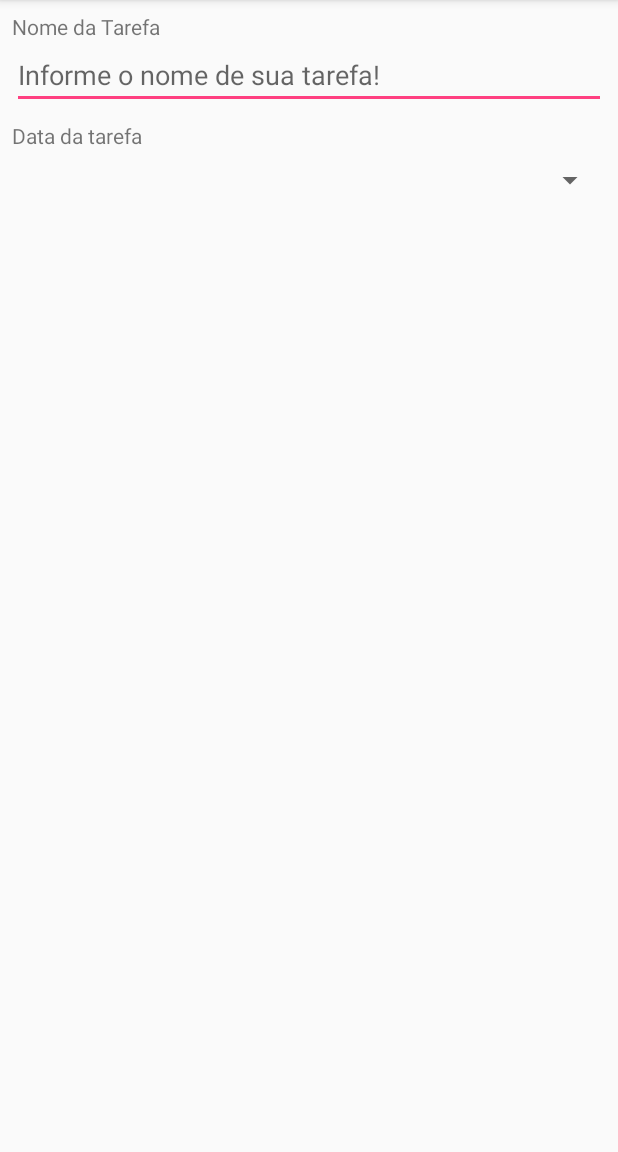
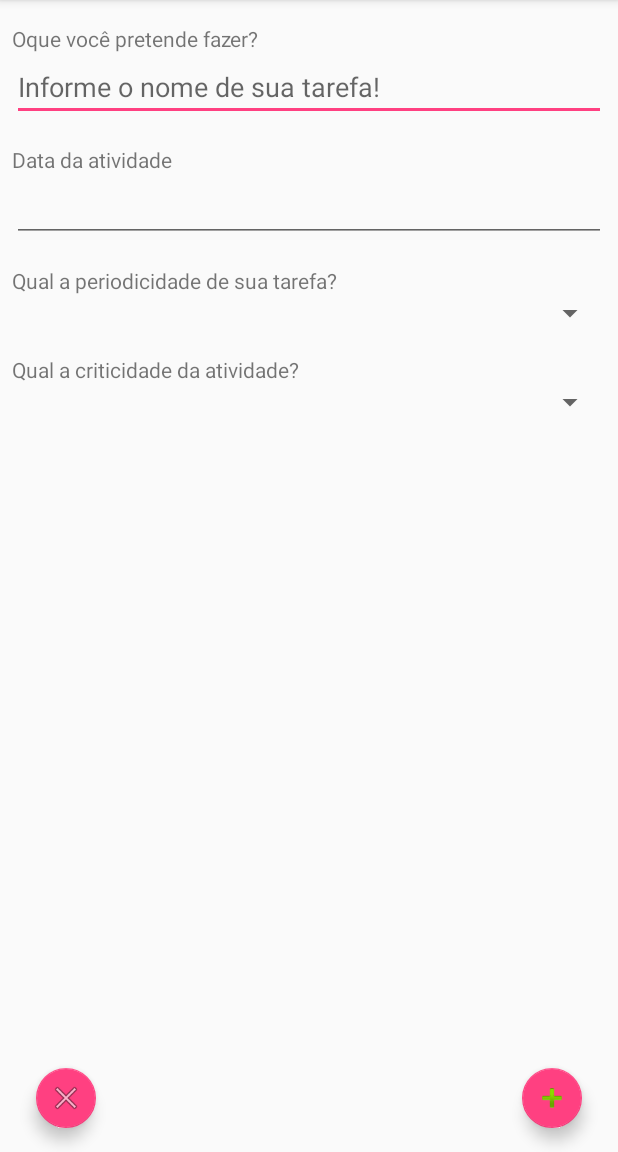
Before and after one commit to MaykonOliveira/AnschaDO-Tasks-To-DO, an Android app: the screen it shows after launch (CadastroTarefa), after a tap on an icon or button, on a phone screen of 412 x 824 dp, the part 84-1236 px from its top. Run offline under Robolectric (Android 15) with nearby library versions, the phone set to English and light mode, and no system bars.

Commit message:
Ajustado layout de Cadastro

```diff
--- a/app/src/main/java/com/example/maykon/exemplos/CadastroTarefa.java
+++ b/app/src/main/java/com/example/maykon/exemplos/CadastroTarefa.java
@@ -1,13 +1,71 @@
 package com.example.maykon.exemplos;
 
+import android.app.DatePickerDialog;
+import android.content.Context;
+import android.icu.util.Calendar;
 import android.support.v7.app.AppCompatActivity;
 import android.os.Bundle;
+import android.view.View;
+import android.view.inputmethod.InputMethodManager;
+import android.widget.DatePicker;
+import android.widget.EditText;
 
 public class CadastroTarefa extends AppCompatActivity {
+
+    private EditText edit_DataCadastro;
 
     @Override
     protected void onCreate(Bundle savedInstanceState) {
         super.onCreate(savedInstanceState);
         setContentView(R.layout.activity_cadastro_tarefa);
+
+        edit_DataCadastro = (EditText) findViewById(R.id.edit_DataCadastro);
+
+        ExibeDataListener listener = new ExibeDataListener();
+        edit_DataCadastro.setOnClickListener(listener);
+        edit_DataCadastro.setOnFocusChangeListener(listener);
     }
+
+    public static void hideKeyboard(Context context, View editText) {
+        InputMethodManager imm = (InputMethodManager) context.getSystemService(Context.INPUT_METHOD_SERVICE);
+        imm.hideSoftInputFromWindow(editText.getWindowToken(), 0);
+    }
+
+    private void exibeData(){
+
+        Calendar calendar = Calendar.getInstance();
+
+        int ano = calendar.get(Calendar.YEAR);
+        int mes = calendar.get(Calendar.MONTH);
+        int dia = calendar.get(Calendar.DAY_OF_MONTH);
+
+        DatePickerDialog dlg = new DatePickerDialog(this, new SelecionaDataListener(), ano, mes, dia);
+        dlg.show();
+    }
+
+    private class ExibeDataListener implements View.OnClickListener, View.OnFocusChangeListener{
+
+        @Override
+        public void onClick(View v) {
+            exibeData();
+        }
+
+        @Override
+        public void onFocusChange(View v, boolean hasFocus) {
+            exibeData();
+        }
+    }
+
+    private class SelecionaDataListener implements DatePickerDialog.OnDateSetListener{
+
+        @Override
+        public void onDateSet(DatePicker view, int year, int month, int dayOfMonth) {
+
+            String dt = com.example.maykon.exemplos.DateUtils.dateToString(year, month, dayOfMonth);
+//            Date data = com.example.maykon.exemplos.DateUtils.getDate(year, month, dayOfMonth);
+
+            edit_DataCadastro.setText(dt);
+        }
+    }
+
 }
--- /dev/null
+++ b/app/src/main/java/com/example/maykon/exemplos/DateUtils.java
@@ -0,0 +1,35 @@
+package com.example.maykon.exemplos;
+
+
+import java.text.DateFormat;
+import java.util.Calendar;
+import java.util.Date;
+
+public class DateUtils {
+
+    public static Date getDate(int year, int month, int dayOfMonth) {
+        Calendar calendar = Calendar.getInstance();
+        calendar.set(year, month, dayOfMonth);
+        Date data = calendar.getTime();
+
+        return data;
+    }
+
+    public static String dateToString(int year, int month, int dayOfMonth) {
+        Calendar calendar = Calendar.getInstance();
+        calendar.set(year, month, dayOfMonth);
+        Date data = calendar.getTime();
+
+        DateFormat format = DateFormat.getDateInstance(DateFormat.MEDIUM);
+        String dt = format.format(data);
+
+        return dt;
+    }
+
+    public static String dateToString(Date date) {
+        DateFormat format = DateFormat.getDateInstance(DateFormat.MEDIUM);
+        String dt = format.format(date);
+
+        return dt;
+    }
+}
--- a/app/src/main/java/com/example/maykon/exemplos/MainActivity.java
+++ b/app/src/main/java/com/example/maykon/exemplos/MainActivity.java
@@ -43,6 +43,23 @@ public class MainActivity extends AppCompatActivity {
 
         recyclerView.setHasFixedSize(true);
 
+        listaTarefas.add(new Tarefa("Maykon","Data"));
+        listaTarefas.add(new Tarefa("Maykon","Data"));
+        listaTarefas.add(new Tarefa("Maykon","Data"));
+        listaTarefas.add(new Tarefa("Maykon","Data"));
+        listaTarefas.add(new Tarefa("Maykon","Data"));
+        listaTarefas.add(new Tarefa("Maykon","Data"));
+        listaTarefas.add(new Tarefa("Maykon","Data"));
+        listaTarefas.add(new Tarefa("Maykon","Data"));
+        listaTarefas.add(new Tarefa("Maykon","Data"));
+        listaTarefas.add(new Tarefa("Maykon","Data"));
+        listaTarefas.add(new Tarefa("Maykon","Data"));
+        listaTarefas.add(new Tarefa("Maykon","Data"));
+        listaTarefas.add(new Tarefa("Maykon","Data"));
+        listaTarefas.add(new Tarefa("Maykon","Data"));
+        listaTarefas.add(new Tarefa("Maykon","Data"));
+        listaTarefas.add(new Tarefa("Maykon","Data"));
+
         mAdapter.notifyDataSetChanged();
     }
 
--- a/app/src/main/res/layout/activity_cadastro_tarefa.xml
+++ b/app/src/main/res/layout/activity_cadastro_tarefa.xml
@@ -12,10 +12,10 @@
         android:id="@+id/text_TituloCadastro"
         android:layout_width="match_parent"
         android:layout_height="wrap_content"
-        android:layout_marginTop="8dp"
+        android:layout_marginTop="16dp"
         android:layout_marginLeft="8dp"
         android:layout_marginRight="8dp"
-        android:text="@string/nome_da_tarefa"
+        android:text="@string/oque_voc_pretende_fazer"
         android:layout_alignParentTop="true"/>
 
     <EditText
@@ -33,17 +33,78 @@
         android:layout_height="wrap_content"
         android:layout_marginLeft="8dp"
         android:layout_marginRight="8dp"
-        android:layout_marginTop="8dp"
-        android:text="@string/data_da_tarefa"
+        android:layout_marginTop="16dp"
+        android:text="@string/data_da_atividade"
         android:layout_below="@+id/edit_TituloCadastro"/>
 
-    <Spinner
-        android:id="@+id/spinner2"
+    <EditText
+        android:id="@+id/edit_DataCadastro"
         android:layout_width="match_parent"
         android:layout_height="wrap_content"
         android:layout_below="@+id/text_DataCadastro"
         android:layout_marginLeft="8dp"
         android:layout_marginRight="8dp"
-        android:layout_marginTop="8dp" />
+        android:focusable="false"
+        android:focusableInTouchMode="false"
+        android:inputType="none" />
+
+    <TextView
+        android:id="@+id/text_Periodicidade"
+        android:layout_width="match_parent"
+        android:layout_height="wrap_content"
+        android:layout_marginLeft="8dp"
+        android:layout_marginRight="8dp"
+        android:layout_marginTop="16dp"
+        android:layout_below="@+id/edit_DataCadastro"
+        android:text="@string/qual_a_periodicidade_de_sua_tarefa" />
+
+    <Spinner
+        android:id="@+id/spinner_Periodicidade"
+        android:layout_width="match_parent"
+        android:layout_height="wrap_content"
+        android:layout_marginLeft="8dp"
+        android:layout_marginRight="8dp"
+        android:layout_below="@+id/text_Periodicidade"/>
+
+    <TextView
+        android:id="@+id/text_Criticidade"
+        android:layout_width="match_parent"
+        android:layout_height="wrap_content"
+        android:layout_marginLeft="8dp"
+        android:layout_marginRight="8dp"
+        android:layout_marginTop="16dp"
+        android:layout_below="@+id/spinner_Periodicidade"
+        android:text="@string/qual_a_criticidade_da_atividade"/>
+
+    <Spinner
+        android:id="@+id/spinner_Criticidade"
+        android:layout_width="match_parent"
+        android:layout_height="wrap_content"
+        android:layout_marginLeft="8dp"
+        android:layout_marginRight="8dp"
+        android:layout_below="@+id/text_Criticidade"/>
+
+    <android.support.design.widget.FloatingActionButton
+        android:id="@+id/fab_AdicionarTarefa"
+        android:layout_width="wrap_content"
+        android:layout_height="wrap_content"
+        android:clickable="true"
+        app:fabSize="mini"
+        app:srcCompat="@android:drawable/ic_input_add"
+        android:layout_marginEnd="16dp"
+        android:layout_marginBottom="16dp"
+        android:layout_alignParentBottom="true"
+        android:layout_alignEnd="@+id/spinner_Criticidade" />
+
+    <android.support.design.widget.FloatingActionButton
+        android:id="@+id/fab_CancelarInclusao"
+        android:layout_width="wrap_content"
+        android:layout_height="wrap_content"
+        android:clickable="true"
+        app:fabSize="mini"
+        app:srcCompat="@android:drawable/ic_menu_close_clear_cancel"
+        android:layout_alignTop="@+id/fab_AdicionarTarefa"
+        android:layout_alignStart="@+id/spinner_Criticidade"
+        android:layout_marginStart="16dp" />
 
 </RelativeLayout>
--- a/app/src/main/res/layout/activity_linha_tarefa.xml
+++ b/app/src/main/res/layout/activity_linha_tarefa.xml
@@ -28,7 +28,7 @@
         android:layout_height="24dp"
         android:src="@drawable/deleteicon"
         android:layout_marginTop="14dp"
-        android:layout_marginRight="8dp"
+        android:layout_marginRight="24dp"
         android:layout_alignParentRight="true"/>
 
 </RelativeLayout>
--- a/app/src/main/res/values/strings.xml
+++ b/app/src/main/res/values/strings.xml
@@ -1,7 +1,9 @@
 <resources>
     <string name="app_name">Exemplos</string>
     <string name="action_settings">Settings</string>
-    <string name="nome_da_tarefa">Nome da Tarefa</string>
-    <string name="data_da_tarefa">Data da tarefa</string>
     <string name="informe_o_nome_de_sua_tarefa">Informe o nome de sua tarefa!</string>
+    <string name="oque_voc_pretende_fazer">Oque você pretende fazer?</string>
+    <string name="data_da_atividade">Data da atividade</string>
+    <string name="qual_a_periodicidade_de_sua_tarefa">Qual a periodicidade de sua tarefa?</string>
+    <string name="qual_a_criticidade_da_atividade">Qual a criticidade da atividade?</string>
 </resources>
```
